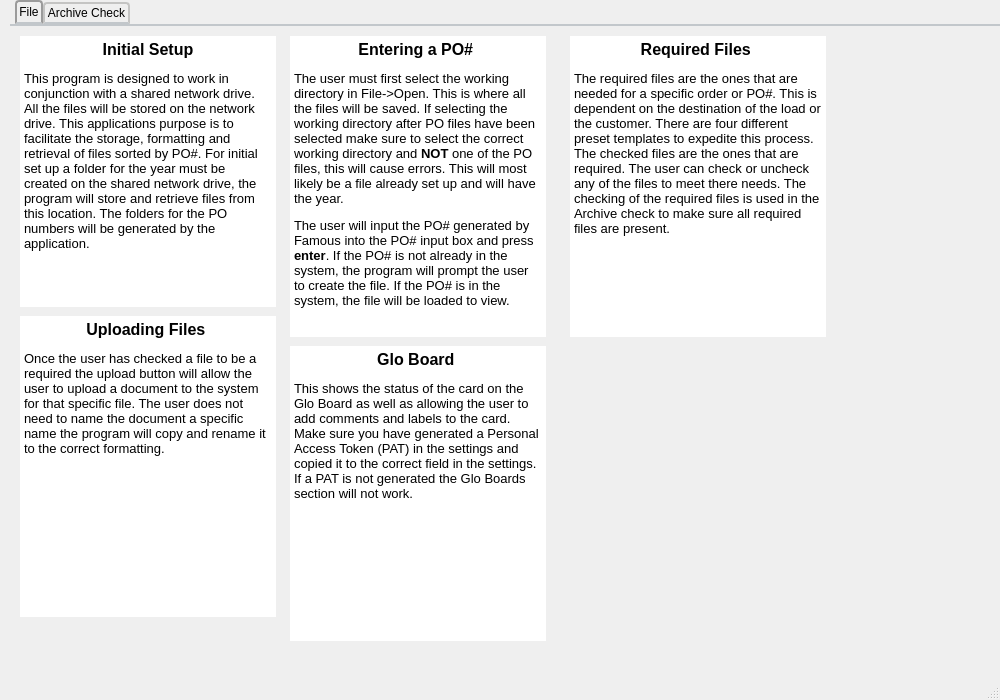
The window that WaExport/helpcenter.ui (qrcline/WAEX_File_Organizer) describes before a commit, drawn with Qt 5.
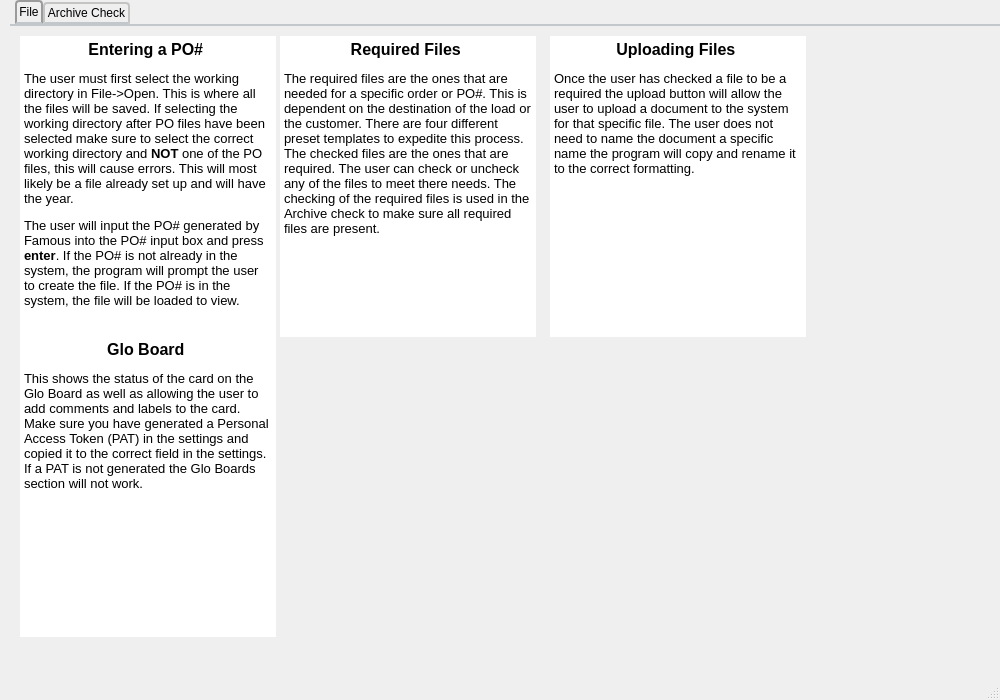
The same window after the commit. The open tabs and pages were chosen to show the change.

The edit to the form file:
```diff
--- a/WaExport/helpcenter.ui
+++ b/WaExport/helpcenter.ui
@@ -138,42 +138,10 @@
      <attribute name="title">
       <string>File</string>
      </attribute>
-     <widget class="QTextBrowser" name="textBrowser">
-      <property name="geometry">
-       <rect>
-        <x>10</x>
-        <y>10</y>
-        <width>256</width>
-        <height>271</height>
-       </rect>
-      </property>
-      <property name="font">
-       <font>
-        <pointsize>12</pointsize>
-       </font>
-      </property>
-      <property name="acceptDrops">
-       <bool>false</bool>
-      </property>
-      <property name="frameShape">
-       <enum>QFrame::NoFrame</enum>
-      </property>
-      <property name="frameShadow">
-       <enum>QFrame::Plain</enum>
-      </property>
-      <property name="html">
-       <string>&lt;!DOCTYPE HTML PUBLIC &quot;-//W3C//DTD HTML 4.0//EN&quot; &quot;http://www.w3.org/TR/REC-html40/strict.dtd&quot;&gt;
-&lt;html&gt;&lt;head&gt;&lt;meta name=&quot;qrichtext&quot; content=&quot;1&quot; /&gt;&lt;style type=&quot;text/css&quot;&gt;
-p, li { white-space: pre-wrap; }
-&lt;/style&gt;&lt;/head&gt;&lt;body style=&quot; font-family:'MS Shell Dlg 2'; font-size:12pt; font-weight:400; font-style:normal;&quot;&gt;
-&lt;p align=&quot;center&quot; style=&quot; margin-top:0px; margin-bottom:0px; margin-left:0px; margin-right:0px; -qt-block-indent:0; text-indent:0px;&quot;&gt;&lt;span style=&quot; font-weight:600;&quot;&gt;Initial Setup&lt;/span&gt;&lt;/p&gt;
-&lt;p style=&quot; margin-top:12px; margin-bottom:12px; margin-left:0px; margin-right:0px; -qt-block-indent:0; text-indent:0px;&quot;&gt;&lt;span style=&quot; font-size:10pt;&quot;&gt;This program is designed to work in conjunction with a shared network drive. All the files will be stored on the network drive. This applications purpose is to facilitate the storage, formatting and retrieval of files sorted by PO#. For initial set up a folder for the year must be created on the shared network drive, the program will store and retrieve files from this location. The folders for the PO numbers will be generated by the application. &lt;/span&gt;&lt;/p&gt;&lt;/body&gt;&lt;/html&gt;</string>
-      </property>
-     </widget>
      <widget class="QTextBrowser" name="textBrowser_2">
       <property name="geometry">
        <rect>
-        <x>280</x>
+        <x>10</x>
         <y>10</y>
         <width>256</width>
         <height>301</height>
@@ -206,7 +174,7 @@
      <widget class="QTextBrowser" name="textBrowser_3">
       <property name="geometry">
        <rect>
-        <x>560</x>
+        <x>270</x>
         <y>10</y>
         <width>256</width>
         <height>301</height>
@@ -238,8 +206,8 @@
      <widget class="QTextBrowser" name="textBrowser_4">
       <property name="geometry">
        <rect>
-        <x>10</x>
-        <y>290</y>
+        <x>540</x>
+        <y>10</y>
         <width>256</width>
         <height>301</height>
        </rect>
@@ -270,8 +238,8 @@
      <widget class="QTextBrowser" name="textBrowser_5">
       <property name="geometry">
        <rect>
-        <x>280</x>
-        <y>320</y>
+        <x>10</x>
+        <y>310</y>
         <width>256</width>
         <height>301</height>
        </rect>
```
Left out of the diff: 4 changed lines with no effect on the pictures.
